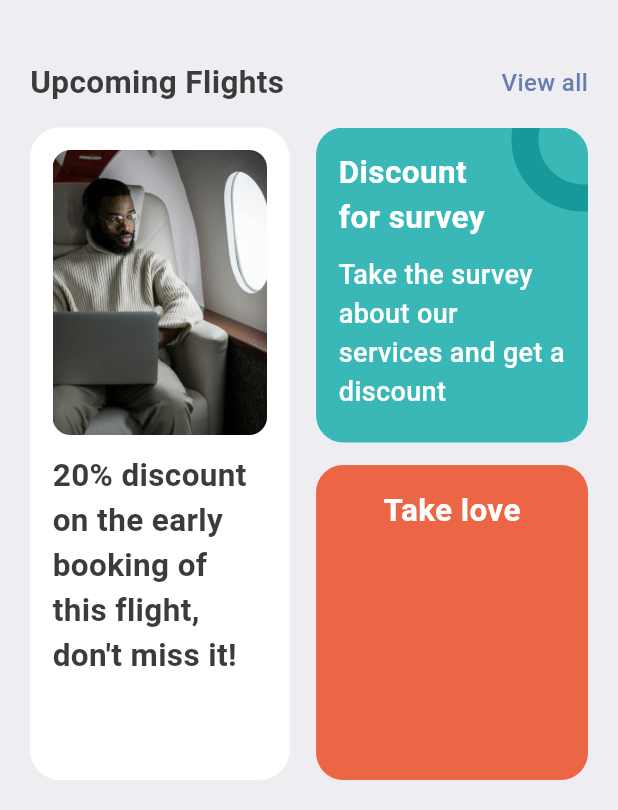
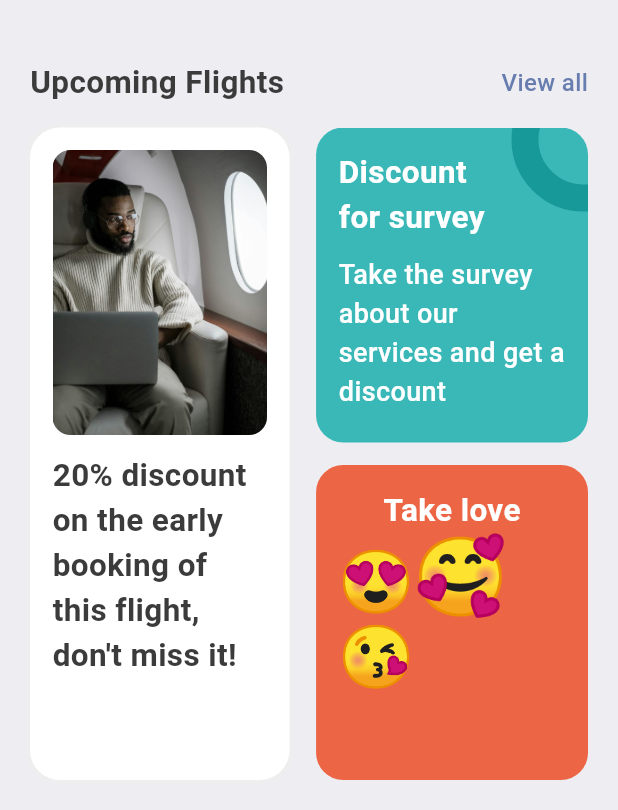
Before and after one commit to loixrang/ticket_app, a Flutter app: the SearchScreen screen opened directly, scrolled down 155 dp, on a phone screen of 412 x 824 dp, the part 426-1236 px from its top. Run offline on Flutter 3.47's test engine with Material 3 defaults, Android fonts, the phone set to English and light mode, and no system bars; our stand-ins replace fluentui_icons.

Commit message:
a little finishing touches

```diff
--- a/lib/screens/search/search_screen.dart
+++ b/lib/screens/search/search_screen.dart
@@ -1,17 +1,16 @@
 import 'package:flutter/material.dart';
-import 'package:ticket_app/base/res/media.dart';
 import 'package:ticket_app/base/res/styles/app_styles.dart';
 import 'package:ticket_app/base/widgets/app_double_text.dart';
 import 'package:ticket_app/screens/search/widgets/app_text_icon.dart';
 import 'package:ticket_app/screens/search/widgets/app_ticket_tabs.dart';
 import 'package:ticket_app/screens/search/widgets/find_tickets.dart';
+import 'package:ticket_app/screens/search/widgets/ticket_promotion.dart';
 
 class SearchScreen extends StatelessWidget {
   const SearchScreen({super.key});
 
   @override
   Widget build(BuildContext context) {
-    final size = MediaQuery.of(context).size;
     return Scaffold(
       backgroundColor: AppStyles.bgColor,
       body: ListView(
@@ -57,119 +56,7 @@ class SearchScreen extends StatelessWidget {
           const SizedBox(
             height: 15,
           ),
-          Row(
-            mainAxisAlignment: MainAxisAlignment.spaceBetween,
-            children: [
-              Container(
-                padding:
-                    const EdgeInsets.symmetric(horizontal: 15, vertical: 15),
-                width: size.width * .42,
-                height: 435,
-                decoration: BoxDecoration(
-                    borderRadius: BorderRadius.circular(20),
-                    color: Colors.white,
-                    boxShadow: [
-                      BoxShadow(
-                          color: Colors.grey.shade200,
-                          blurRadius: 1,
-                          spreadRadius: 2)
-                    ]),
-                child: Column(
-                  children: [
-                    Container(
-                      height: 190,
-                      decoration: BoxDecoration(
-                          borderRadius: BorderRadius.circular(12),
-                          image: const DecorationImage(
-                              fit: BoxFit.cover,
-                              image: AssetImage(AppMedia.planeSit))),
-                    ),
-                    const SizedBox(
-                      height: 12,
-                    ),
-                    Text(
-                      "20% discount on the early booking of this flight, don't miss it!",
-                      style: AppStyles.headLineStyle2,
-                    ),
-                  ],
-                ),
-              ),
-              Column(
-                children: [
-                  Stack(
-                    children: [
-                      Container(
-                        padding: const EdgeInsets.symmetric(
-                            vertical: 15, horizontal: 15),
-                        width: size.width * .44,
-                        height: 210,
-                        decoration: BoxDecoration(
-                          color: const Color(0xFF3Ab8b8),
-                          borderRadius: BorderRadius.circular(18),
-                        ),
-                        child: Column(
-                          crossAxisAlignment: CrossAxisAlignment.start,
-                          children: [
-                            Text(
-                              'Discount\nfor survey',
-                              style: AppStyles.headLineStyle2.copyWith(
-                                  fontWeight: FontWeight.bold,
-                                  color: Colors.white),
-                            ),
-                            const SizedBox(
-                              height: 10,
-                            ),
-                            Text(
-                              'Take the survey about our services and get a discount',
-                              style: AppStyles.headLineStyle2.copyWith(
-                                  fontWeight: FontWeight.w500,
-                                  fontSize: 18,
-                                  color: Colors.white),
-                            ),
-                          ],
-                        ),
-                      ),
-                      Positioned(
-                        right: -45,
-                        top: -40,
-                        child: Container(
-                          padding: const EdgeInsets.all(30),
-                          decoration: BoxDecoration(
-                            shape: BoxShape.circle,
-                            border: Border.all(
-                              width: 18,
-                              color: AppStyles.circleColor,
-                            ),
-                          ),
-                        ),
-                      ),
-                    ],
-                  ),
-                  const SizedBox(
-                    height: 15,
-                  ),
-                  Container(
-                    padding: const EdgeInsets.symmetric(
-                        vertical: 15, horizontal: 15),
-                    width: size.width * .44,
-                    height: 210,
-                    decoration: BoxDecoration(
-                        color: const Color(0xFFEC6545),
-                        borderRadius: BorderRadius.circular(18)),
-                    child: Column(
-                      children: [
-                        Text(
-                          'Take love',
-                          style: AppStyles.headLineStyle2
-                              .copyWith(color: Colors.white),
-                        )
-                      ],
-                    ),
-                  )
-                ],
-              ),
-            ],
-          )
+          const TicketPromotion(),
         ],
       ),
     );
--- /dev/null
+++ b/lib/screens/search/widgets/ticket_promotion.dart
@@ -0,0 +1,138 @@
+import 'package:flutter/material.dart';
+import 'package:ticket_app/base/res/media.dart';
+import 'package:ticket_app/base/res/styles/app_styles.dart';
+
+class TicketPromotion extends StatelessWidget {
+  const TicketPromotion({super.key});
+
+  @override
+  Widget build(BuildContext context) {
+    final size = MediaQuery.of(context).size;
+    return Row(
+      mainAxisAlignment: MainAxisAlignment.spaceBetween,
+      children: [
+        Container(
+          padding: const EdgeInsets.symmetric(horizontal: 15, vertical: 15),
+          width: size.width * .42,
+          height: 435,
+          decoration: BoxDecoration(
+              borderRadius: BorderRadius.circular(20),
+              color: Colors.white,
+              boxShadow: [
+                BoxShadow(
+                    color: Colors.grey.shade200, blurRadius: 1, spreadRadius: 2)
+              ]),
+          child: Column(
+            children: [
+              Container(
+                height: 190,
+                decoration: BoxDecoration(
+                    borderRadius: BorderRadius.circular(12),
+                    image: const DecorationImage(
+                        fit: BoxFit.cover,
+                        image: AssetImage(AppMedia.planeSit))),
+              ),
+              const SizedBox(
+                height: 12,
+              ),
+              Text(
+                "20% discount on the early booking of this flight, don't miss it!",
+                style: AppStyles.headLineStyle2,
+              ),
+            ],
+          ),
+        ),
+        Column(
+          children: [
+            Stack(
+              children: [
+                Container(
+                  padding:
+                      const EdgeInsets.symmetric(vertical: 15, horizontal: 15),
+                  width: size.width * .44,
+                  height: 210,
+                  decoration: BoxDecoration(
+                    color: const Color(0xFF3Ab8b8),
+                    borderRadius: BorderRadius.circular(18),
+                  ),
+                  child: Column(
+                    crossAxisAlignment: CrossAxisAlignment.start,
+                    children: [
+                      Text(
+                        'Discount\nfor survey',
+                        style: AppStyles.headLineStyle2.copyWith(
+                            fontWeight: FontWeight.bold, color: Colors.white),
+                      ),
+                      const SizedBox(
+                        height: 10,
+                      ),
+                      Text(
+                        'Take the survey about our services and get a discount',
+                        style: AppStyles.headLineStyle2.copyWith(
+                            fontWeight: FontWeight.w500,
+                            fontSize: 18,
+                            color: Colors.white),
+                      ),
+                    ],
+                  ),
+                ),
+                Positioned(
+                  right: -45,
+                  top: -40,
+                  child: Container(
+                    padding: const EdgeInsets.all(30),
+                    decoration: BoxDecoration(
+                      shape: BoxShape.circle,
+                      border: Border.all(
+                        width: 18,
+                        color: AppStyles.circleColor,
+                      ),
+                    ),
+                  ),
+                ),
+              ],
+            ),
+            const SizedBox(
+              height: 15,
+            ),
+            Container(
+              padding: const EdgeInsets.symmetric(vertical: 15, horizontal: 15),
+              width: size.width * .44,
+              height: 210,
+              decoration: BoxDecoration(
+                  color: const Color(0xFFEC6545),
+                  borderRadius: BorderRadius.circular(18)),
+              child: Column(
+                children: [
+                  Text(
+                    'Take love',
+                    style:
+                        AppStyles.headLineStyle2.copyWith(color: Colors.white),
+                  ),
+                  RichText(
+                    text: const TextSpan(
+                      children: [
+                        TextSpan(
+                          text: '😍',
+                          style: TextStyle(fontSize: 40),
+                        ),
+                        TextSpan(
+                          text: '🥰',
+                          style: TextStyle(fontSize: 50),
+                        ),
+                        TextSpan(
+                          text: '😘',
+                          style: TextStyle(fontSize: 40),
+                        ),
+                      ],
+                    ),
+                  ),
+                ],
+              ),
+            )
+          ],
+        ),
+      ],
+    );
+  }
+}
```
